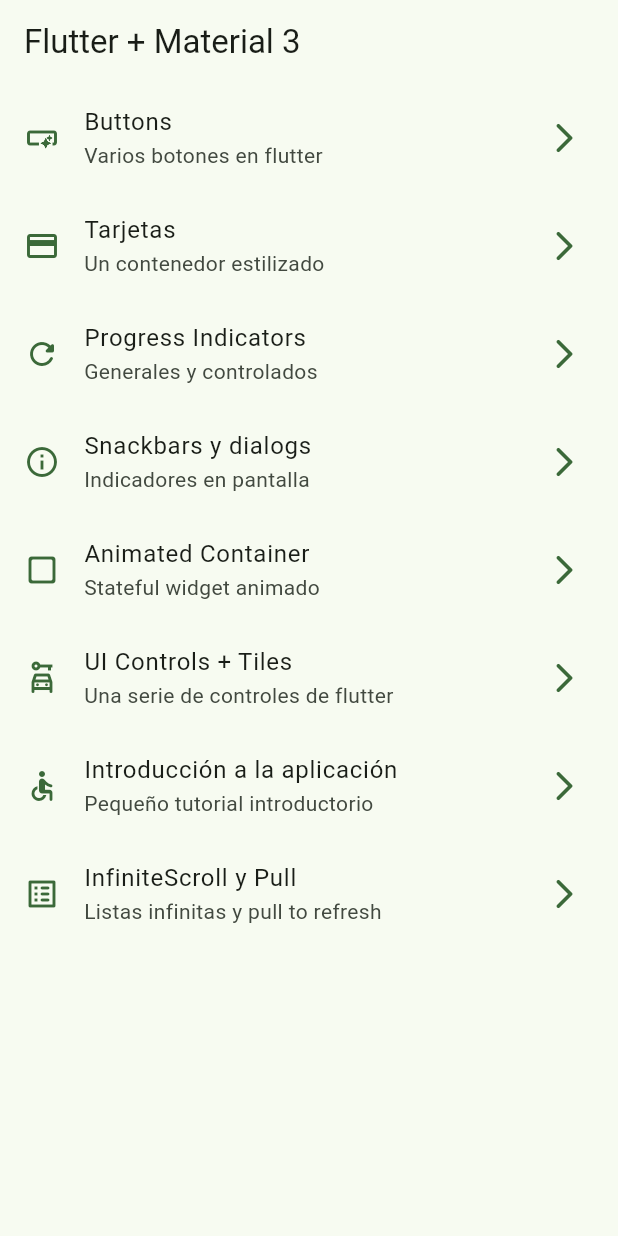
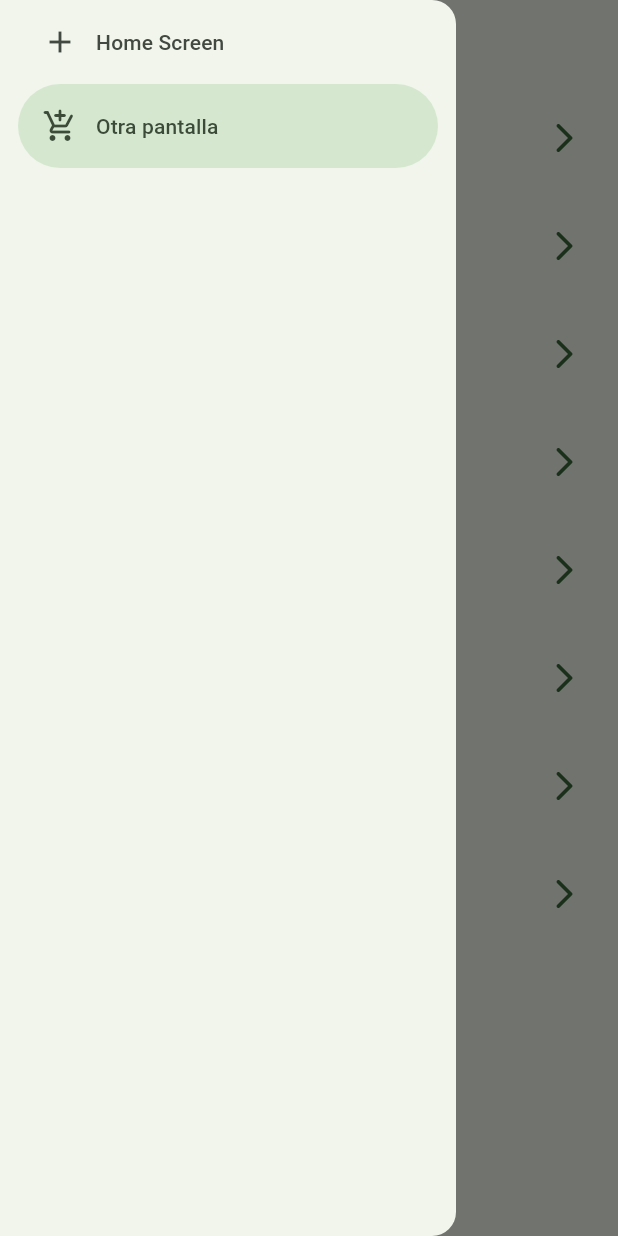
Before and after one commit to josecrsdc/widgetsApp, a Flutter app: the screen it shows after launch, with the side drawer open (before the commit the screen has no drawer), on a phone screen of 412 x 824 dp. Run offline on Flutter 3.47's test engine with Material 3 defaults, Android fonts, the phone set to English and light mode, and no system bars; our stand-ins replace animate_do, go_router; missing offline and left inert: dart:ffi.

Commit message:
158-Agregar menú lateral a la pantalla de inicio

```diff
--- a/widgets_app/lib/presentation/screens/home/home_screen.dart
+++ b/widgets_app/lib/presentation/screens/home/home_screen.dart
@@ -1,6 +1,7 @@
 import 'package:flutter/material.dart';
 import 'package:go_router/go_router.dart';
 import 'package:widgets_app/config/menu/menu_items.dart';
+import 'package:widgets_app/presentation/widgets/side_menu.dart';
 
 class HomeScreen extends StatelessWidget {
 
@@ -13,6 +14,7 @@ class HomeScreen extends StatelessWidget {
     return Scaffold(
       appBar: AppBar(title: Text('Flutter + Material 3')),
       body: _HomeView(),
+      drawer: const SideMenu(),
     );
   }
 }
--- /dev/null
+++ b/widgets_app/lib/presentation/widgets/side_menu.dart
@@ -0,0 +1,33 @@
+import 'package:flutter/material.dart';
+
+class SideMenu extends StatefulWidget {
+  const SideMenu({super.key});
+
+  @override
+  State<SideMenu> createState() => _SideMenuState();
+}
+
+class _SideMenuState extends State<SideMenu> {
+  int navDrawerIndex = 1;
+  @override
+  Widget build(BuildContext context) {
+    return NavigationDrawer(
+      selectedIndex: navDrawerIndex,
+      onDestinationSelected: (value) {
+        setState(() {
+          navDrawerIndex = value;
+        });
+      },
+      children: [
+        NavigationDrawerDestination(
+          icon: const Icon(Icons.add),
+          label: const Text('Home Screen'),
+        ),
+        NavigationDrawerDestination(
+          icon: const Icon(Icons.add_shopping_cart_rounded),
+          label: const Text('Otra pantalla'),
+        ),
+      ],
+    );
+  }
+}
```
